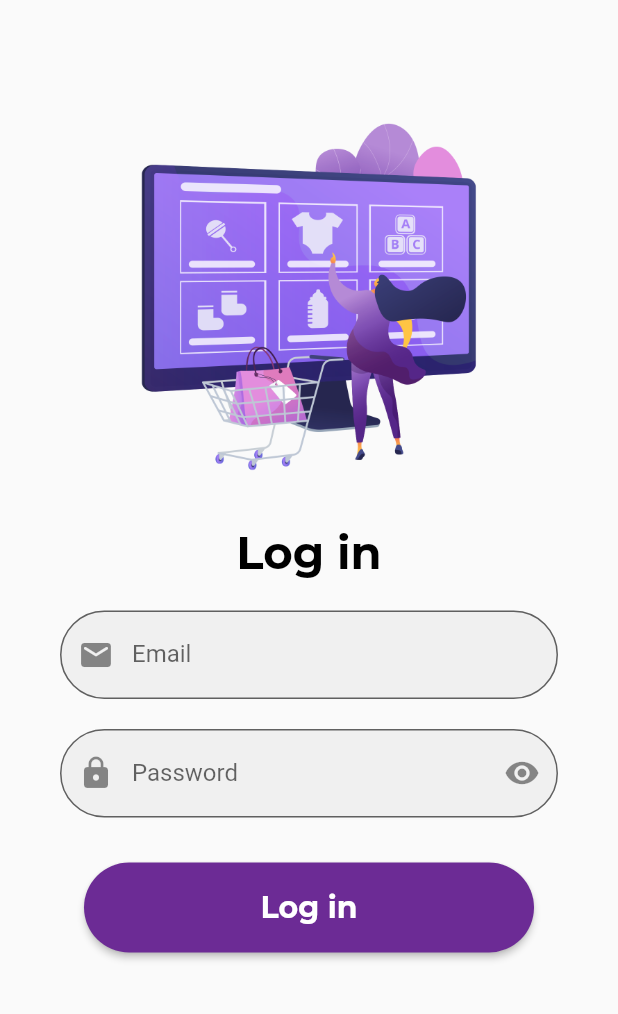
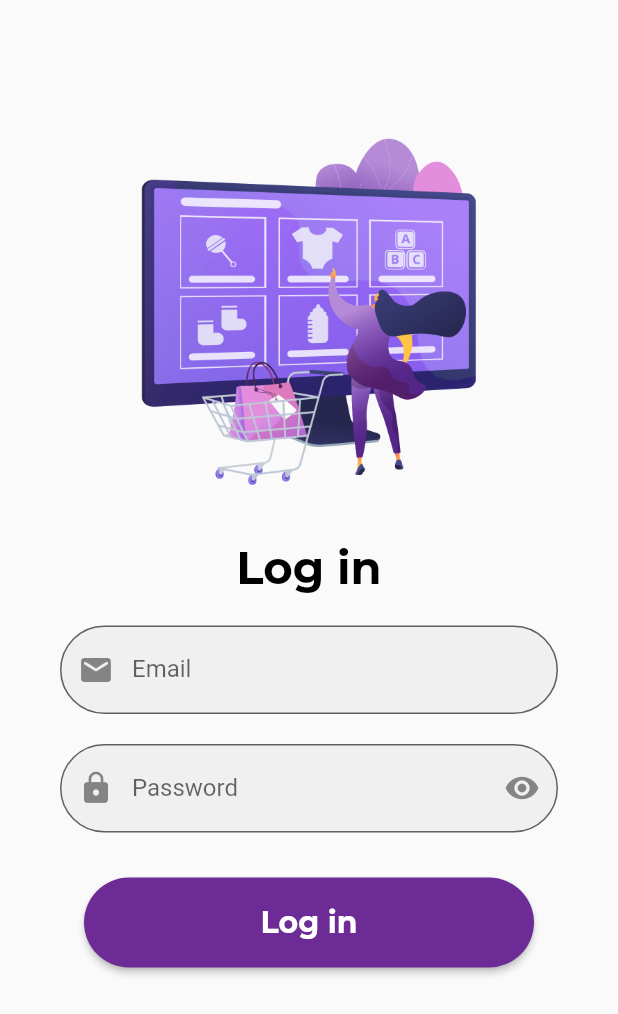
Before and after one commit to AntonDirani/cozy_mart_app, a Flutter app: the screen it shows after launch, after a tap on "Login", on a phone screen of 412 x 824 dp. Shown: the top 1014 px of the screen. Run offline on Flutter 3.47's test engine with Material 2 defaults, Android fonts, the phone set to English and light mode, and no system bars.

Commit message:
sized box changed 50 - 60

```diff
--- a/lib/Screens/login_page.dart
+++ b/lib/Screens/login_page.dart
@@ -18,7 +18,7 @@ class LoginPage extends StatelessWidget {
                   // mainAxisAlignment: MainAxisAlignment.center,
                   children: [
                     const SizedBox(
-                      height: 50.0,
+                      height: 60.0,
                     ),
                     Image.asset(
                       'images/Login.png',
```
